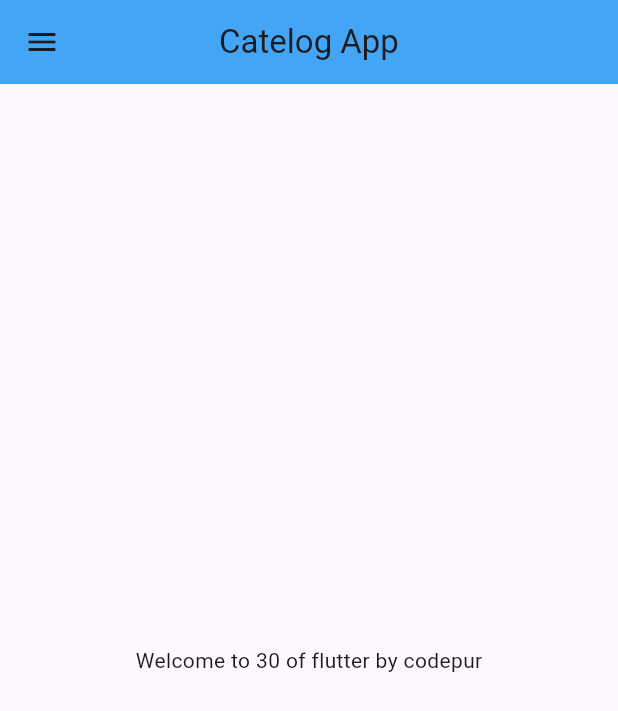
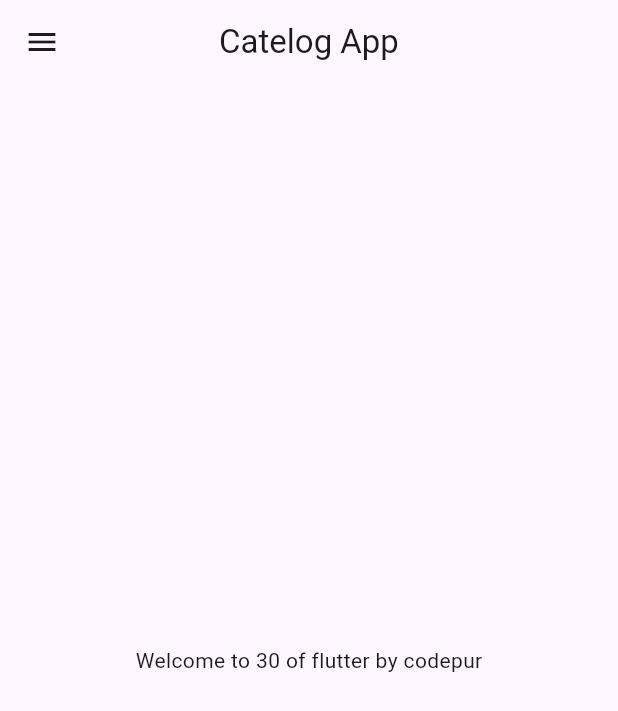
Before and after one commit to SumitPawar707/30DaysOfFlutter, a Flutter app: the screen it shows after launch, on a phone screen of 412 x 824 dp. Shown: the top 711 px of the screen. Run offline on Flutter 3.47's test engine with Material 3 defaults, Android fonts, the phone set to English and light mode, and no system bars.

Commit message:
day 3 completed

```diff
--- a/lib/main.dart
+++ b/lib/main.dart
@@ -1,5 +1,6 @@
 import 'package:flutter/material.dart';
-import 'package:flutter_catalog/home_page.dart';
+import 'package:flutter_catalog/pages/home_page.dart';
+import 'package:flutter_catalog/pages/login_page.dart';
 
 void main() {
   runApp(MyApp());
@@ -12,7 +13,17 @@ class MyApp extends StatelessWidget {
   Widget build(BuildContext context) {
 
     return MaterialApp(
-        home: HomePage(),
+        //home: HomePage(),
+        themeMode: ThemeMode.light,
+        theme: ThemeData(primarySwatch: Colors.deepPurple),
+        darkTheme: ThemeData(brightness: Brightness.dark),
+
+        initialRoute: "/home",
+        routes: {
+          "/":(context)=> LoginPage(), //"/" (homepage bydefault)
+          "/home":(context)=>HomePage(),
+          "/login":(context)=>LoginPage(),
+        },
     );
   }
 }
--- a/lib/home_page.dart
+++ b/lib/pages/home_page.dart
@@ -10,7 +10,7 @@ class HomePage extends StatelessWidget {
   Widget build(BuildContext context) {
     return Scaffold(
       appBar: AppBar(
-        backgroundColor: const Color(0xFF42A5F5),
+        //backgroundColor: const Color(0xFF42A5F5),
         centerTitle: true,
         title: Text("Catelog App"),
       ),
```
Also changed, not shown: lib/pages/login_page.dart (added, +20 -0 lines).
